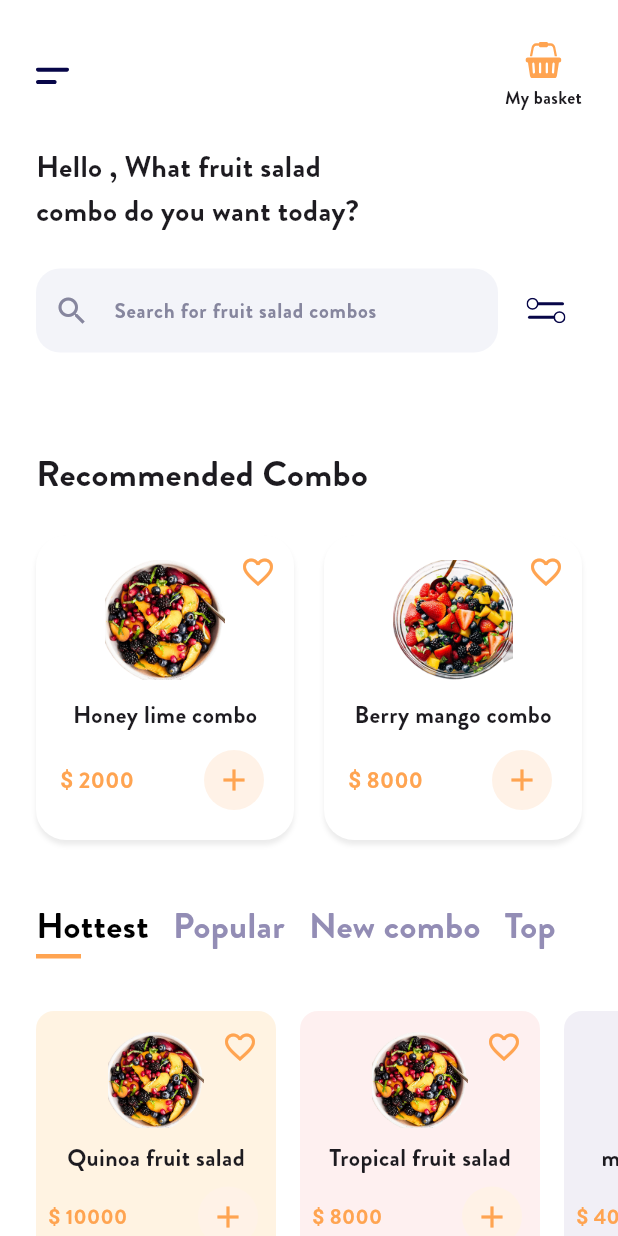
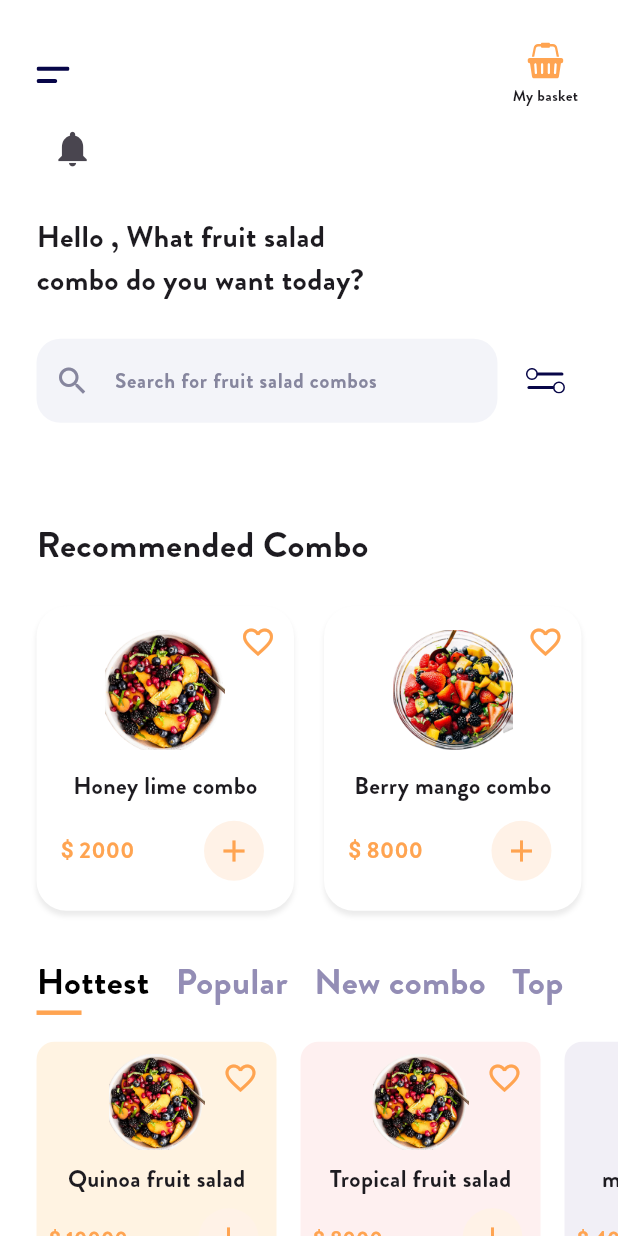
Before and after one commit to AbdalluhEssam/bmw_ada, a Flutter app: the HomeScreen screen opened directly with empty values, on a phone screen of 412 x 824 dp. Run offline on Flutter 3.47's test engine with Material 3 defaults, Android fonts, the light colour scheme and no system bars; our stand-ins replace bloc, flutter_bloc, flutter_screenutil, flutter_svg; project files that could hold a hidden picture were left out.

Commit message:
Add adaptive and responsive screens with layout adjustments

```diff
--- a/lib/features/home/ui/home_screen.dart
+++ b/lib/features/home/ui/home_screen.dart
@@ -1,10 +1,13 @@
 import 'dart:developer';
+import 'dart:io';
 import 'package:bmw/core/constants/app_assets.dart';
 import 'package:bmw/features/home/data/repo/product_data.dart';
 import 'package:bmw/features/home/ui/widgets/custom_card_product.dart';
 import 'package:bmw/features/home/ui/widgets/custom_category.dart';
 import 'package:bmw/features/home/ui/widgets/custom_roc_card.dart';
+import 'package:flutter/cupertino.dart';
 import 'package:flutter/material.dart';
+import 'package:flutter_screenutil/flutter_screenutil.dart';
 import 'package:flutter_svg/flutter_svg.dart';
 import '../../../core/widgets/custom_text_form_field.dart';
 
@@ -31,7 +34,7 @@ class _HomeScreenState extends State<HomeScreen> {
       body: SafeArea(
         child: SingleChildScrollView(
           child: Padding(
-            padding: const EdgeInsets.all(24.0),
+            padding: EdgeInsets.all(24.0.r),
             child: Column(
               crossAxisAlignment: CrossAxisAlignment.start,
               mainAxisAlignment: MainAxisAlignment.start,
@@ -58,24 +61,39 @@ class _HomeScreenState extends State<HomeScreen> {
                           Text(
                             'My basket',
                             style: TextStyle(
-                              fontSize: 12,
+                              fontSize: 10.sp,
                               fontWeight: FontWeight.w600,
                             ),
                           ),
                         ],
                       ),
-                      padding: EdgeInsets.symmetric(vertical: 4, horizontal: 0),
+                      padding: EdgeInsets.symmetric(
+                        vertical: 4.h,
+                        horizontal: 0.w,
+                      ),
                     ),
                   ],
                 ),
+                Platform.isIOS
+                    ? CupertinoButton(
+                      onPressed: () {},
+                      child: Icon(Icons.notifications, size: 28.sp),
+                    )
+                    : IconButton(
+                      onPressed: () {},
+                      icon: Icon(Icons.notifications, size: 28.sp),
+                    ),
                 SizedBox(height: 20),
                 Text(
                   'Hello ${args['name'] ?? 'Guest'}, What fruit salad\ncombo do you want today?',
-                  style: TextStyle(fontSize: 20, fontWeight: FontWeight.bold),
+                  style: TextStyle(
+                    fontSize: 20.sp,
+                    fontWeight: FontWeight.bold,
+                  ),
                 ),
 
                 Padding(
-                  padding: const EdgeInsets.symmetric(vertical: 24),
+                  padding: EdgeInsets.symmetric(vertical: 24.h),
                   child: Row(
                     children: [
                       Expanded(
@@ -123,14 +141,14 @@ class _HomeScreenState extends State<HomeScreen> {
                     ),
                   ],
                 ),
-                SizedBox(height: 40),
+                30.verticalSpace,
 
                 SizedBox(
-                  height: 50,
+                  height: 40.h,
                   child: ListView.separated(
                     scrollDirection: Axis.horizontal,
                     itemCount: categories.length,
-                    separatorBuilder: (context, index) => SizedBox(width: 16),
+                    separatorBuilder: (context, index) => 16.horizontalSpace,
                     itemBuilder:
                         (context, index) => GestureDetector(
                           onTap: () {
@@ -145,9 +163,9 @@ class _HomeScreenState extends State<HomeScreen> {
                         ),
                   ),
                 ),
-                SizedBox(height: 24),
+                16.verticalSpace,
                 SizedBox(
-                  height: 175,
+                  height: 150.h,
                   child: ListView.separated(
                     clipBehavior: Clip.none,
                     scrollDirection: Axis.horizontal,
--- a/pubspec.yaml
+++ b/pubspec.yaml
@@ -15,6 +15,7 @@ dependencies:
   cupertino_icons: ^1.0.8
   flutter_svg: ^2.2.1
   flutter_bloc: ^9.1.1
+  flutter_screenutil: ^5.9.3
 
 dev_dependencies:
   flutter_test:
```
Also changed, not shown: lib/features/responsive_adaptive/adaptive_screen.dart (added, +23 -0 lines), lib/features/responsive_adaptive/responsive_screen.dart (added, +52 -0 lines), lib/main.dart (+15 -6 lines), pubspec.lock, 3 other files.
